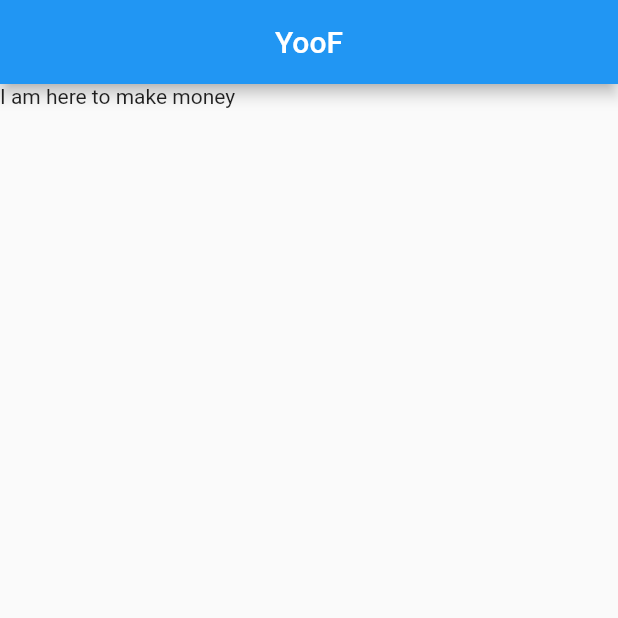
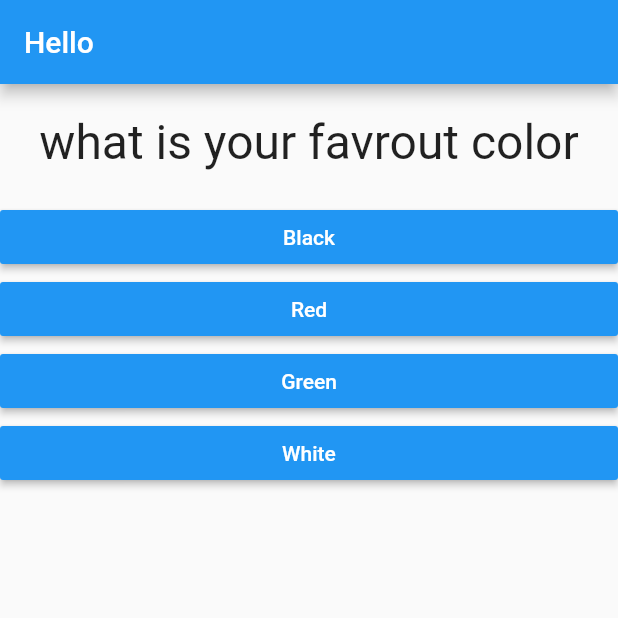
Before and after one commit to ashwath007/flutter-apps, a Flutter app: the screen it shows after launch, on a phone screen of 412 x 824 dp, the top half of it. Run offline on Flutter 3.47's test engine with Material 2 defaults, Android fonts, the phone set to English and light mode, and no system bars.

Commit message:
flutter earning:

```diff
--- /dev/null
+++ b/flutter_application_1/lib/answer.dart
@@ -0,0 +1,21 @@
+import 'package:flutter/material.dart';
+
+class Answer extends StatelessWidget {
+  final Function answerResult;
+  final String answerTest;
+
+  Answer(this.answerResult, this.answerTest);
+
+  @override
+  Widget build(BuildContext context) {
+    return Container(
+      width: double.infinity,
+      child: RaisedButton(
+        textColor: Colors.white,
+        child: Text(answerTest),
+        onPressed: answerResult,
+        color: Colors.blue,
+      ),
+    );
+  }
+}
--- a/flutter_application_1/lib/main.dart
+++ b/flutter_application_1/lib/main.dart
@@ -1,17 +1,56 @@
 import 'package:flutter/material.dart';
+import './question.dart';
+import './answer.dart';
 
-void main() => runApp(MyApp());
+void main() {
+  runApp(MyApp());
+}
 
-class MyApp extends StatelessWidget {
+class MyApp extends StatefulWidget {
+  @override
+  _MyAppState createState() => _MyAppState();
+}
+
+class _MyAppState extends State<MyApp> {
+  var _questionIndex = 0;
+
+  void _answerChoosen() {
+    setState(() {
+      _questionIndex = _questionIndex + 1;
+    });
+    print(_questionIndex);
+  }
+
   @override
   Widget build(BuildContext context) {
+    const questions = const [
+      {
+        'question': "what is your favrout color",
+        'answers': ['Black', 'Red', 'Green', 'White']
+      },
+      {
+        'question': "what'\s your fav Animal",
+        'answers': ['Dog', 'Cat', 'Chimp', 'Frog']
+      },
+      {
+        'question': "what is your fav logo",
+        'answers': ['Adidas', 'Rebook', 'Nike', 'Guiu']
+      },
+    ];
     return MaterialApp(
       home: Scaffold(
         appBar: AppBar(
-          title: Text("YooF"),
-          centerTitle: true,
+          title: Text('Hello'),
         ),
-        body: Text("I am here to make money"),
+        body: Column(
+          children: [
+            Question(questions[_questionIndex]['question']),
+            ...(questions[_questionIndex]['answers'] as List<String>)
+                .map((answer) {
+              return Answer(_answerChoosen, answer);
+            }).toList()
+          ],
+        ),
       ),
     );
   }
--- /dev/null
+++ b/flutter_application_1/lib/question.dart
@@ -0,0 +1,22 @@
+import 'package:flutter/material.dart';
+
+class Question extends StatelessWidget {
+  final String questionText;
+
+  Question(this.questionText);
+
+  @override
+  Widget build(BuildContext context) {
+    return Container(
+      width: double.infinity,
+      margin: EdgeInsets.all(20),
+      child: Text(
+        questionText,
+        style: TextStyle(
+          fontSize: 32,
+        ),
+        textAlign: TextAlign.center,
+      ),
+    );
+  }
+}
```
